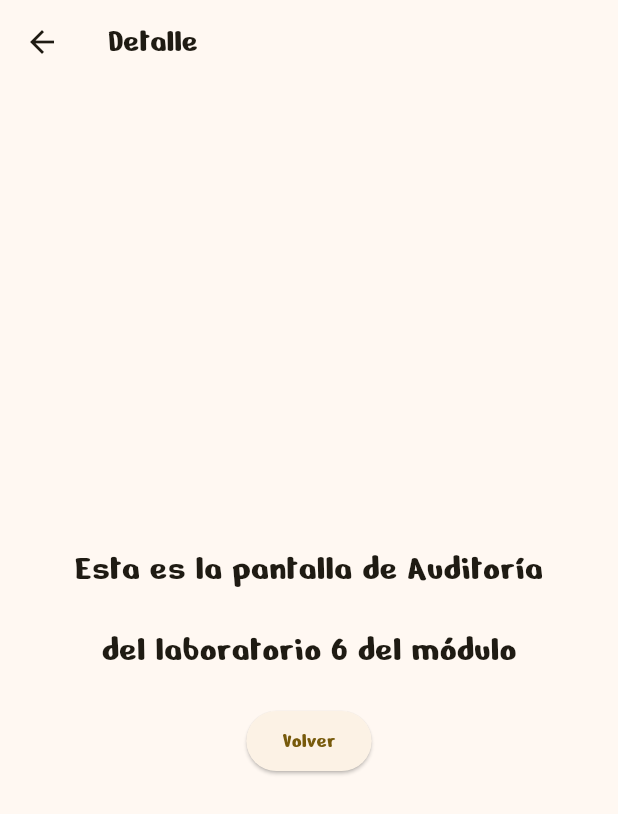
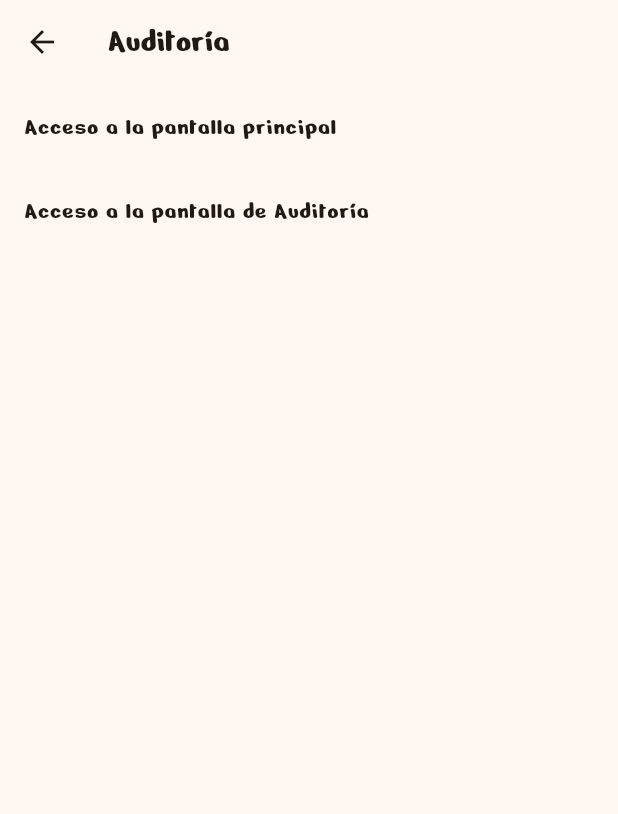
Before and after one commit to EduardoACC1897/3479A321_2022479013, a Flutter app: the AuditPage screen opened by its route, on a phone screen of 412 x 824 dp. Shown: the top 814 px of the screen. Run offline on Flutter 3.47's test engine with Material 3 defaults, Android fonts, the phone set to English and light mode, and no system bars; our stand-ins replace flutter_svg, logger.

Commit message:
Actividad 6 y 7

```diff
--- a/lib/pages/audit_page.dart
+++ b/lib/pages/audit_page.dart
@@ -1,37 +1,43 @@
 import 'package:flutter/material.dart';
+import 'package:provider/provider.dart';
+import '/models/app_data.dart';
 
-class AuditPage extends StatelessWidget {
+class AuditPage extends StatefulWidget {
   const AuditPage({super.key});
+
+  @override
+  State<AuditPage> createState() => _AuditPageState();
+}
+
+class _AuditPageState extends State<AuditPage> {
+  @override
+  void initState() {
+    super.initState();
+    // ignore: avoid_print
+    print('initState, mounted: $mounted');
+    // Usar addPostFrameCallback para registrar la acción
+    WidgetsBinding.instance.addPostFrameCallback((_) {
+      context.read<AppData>().addAction("Acceso a la pantalla de Auditoría");
+    });
+  }
 
   @override
   Widget build(BuildContext context) {
     return Scaffold(
       appBar: AppBar(
-        title: const Text('Detalle'),
+        title: const Text('Auditoría'),
       ),
-      body: Center(
-        child: Column(
-          mainAxisAlignment: MainAxisAlignment.center,
-          children: <Widget>[
-            const Text(
-              'Esta es la pantalla de Auditoría',
-              style: TextStyle(fontSize: 24),
-            ),
-            const SizedBox(height: 20),
-            const Text(
-              'del laboratorio 6 del módulo',
-              style: TextStyle(fontSize: 24),
-            ),
-            const SizedBox(height: 20),
-            ElevatedButton(
-              onPressed: () {
-                // Volver a la pantalla anterior
-                Navigator.pop(context);
-              },
-              child: const Text('Volver'),
-            ),
-          ],
-        ),
+      body: Consumer<AppData>(
+        builder: (context, appData, child) {
+          return ListView.builder(
+            itemCount: appData.actions.length, // Cantidad de acciones
+            itemBuilder: (context, index) {
+              return ListTile(
+                title: Text(appData.actions[index]), // Mostrar cada acción
+              );
+            },
+          );
+        },
       ),
     );
   }
--- a/lib/pages/my_home_page.dart
+++ b/lib/pages/my_home_page.dart
@@ -37,6 +37,10 @@ class _MyHomePageState extends State<MyHomePage> {
     super.initState();
     // ignore: avoid_print
     print('initState, mounted: $mounted');
+    // Usar addPostFrameCallback para registrar la acción
+    WidgetsBinding.instance.addPostFrameCallback((_) {
+      context.read<AppData>().addAction("Acceso a la pantalla principal");
+    });
   }
 
   @override
@@ -75,6 +79,7 @@ class _MyHomePageState extends State<MyHomePage> {
 
   @override
   Widget build(BuildContext context) {
+
     return Scaffold(
       appBar: AppBar(
         backgroundColor: Theme.of(context).colorScheme.inversePrimary,
```
Also changed, not shown: lib/pages/about_page.dart (+20 -3 lines), lib/pages/detail_page.dart (+17 -1 lines).
